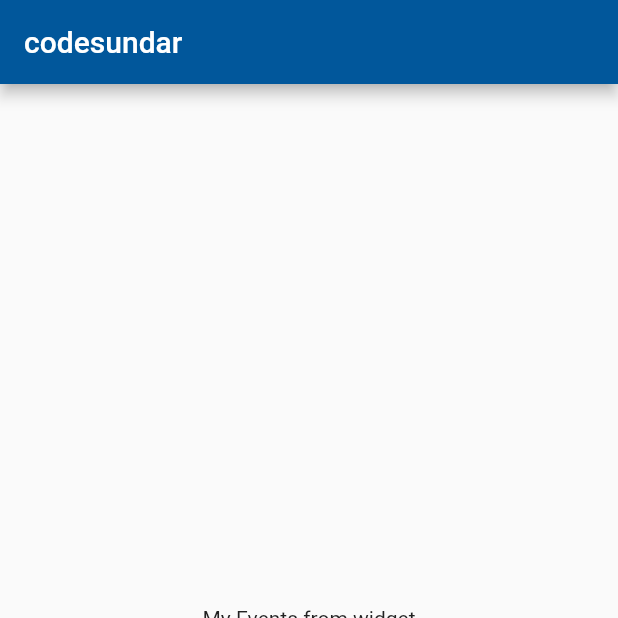
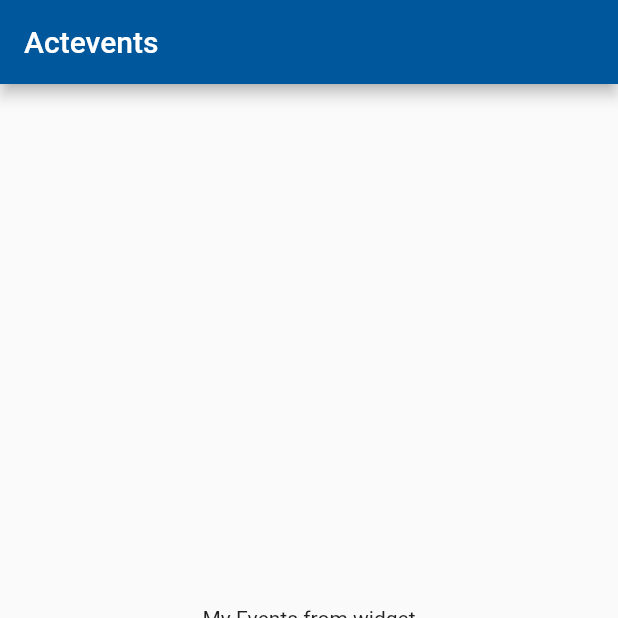
Before and after one commit to actevents/actevents-flutter, a Flutter app: the screen it shows after launch, on a phone screen of 412 x 824 dp, the top half of it. Run offline on Flutter 3.47's test engine with Material 2 defaults, Android fonts, the phone set to English and light mode, and no system bars.

Commit message:
[dev]: changed title

```diff
--- a/actevents/lib/main.dart
+++ b/actevents/lib/main.dart
@@ -27,15 +27,14 @@ class _MyAppState extends State<MyApp> {
   Widget build(BuildContext context) {
     return Scaffold(
       appBar: AppBar(
-          title: Text("codesundar"), backgroundColor: Colors.lightBlue[900]),
+          title: Text("Actevents"), backgroundColor: Colors.lightBlue[900]),
       body: Center(child: _pages[_selectedTabIndex]),
       bottomNavigationBar: BottomNavigationBar(
         currentIndex: _selectedTabIndex,
         onTap: _changeIndex,
         items: [
           BottomNavigationBarItem(icon: Icon(Icons.home), label: "Home"),
-          BottomNavigationBarItem(
-              icon: Icon(Icons.search), label: "Search"),
+          BottomNavigationBarItem(icon: Icon(Icons.search), label: "Search"),
           BottomNavigationBarItem(
               icon: Icon(Icons.account_circle), label: "My Account"),
         ],
```
